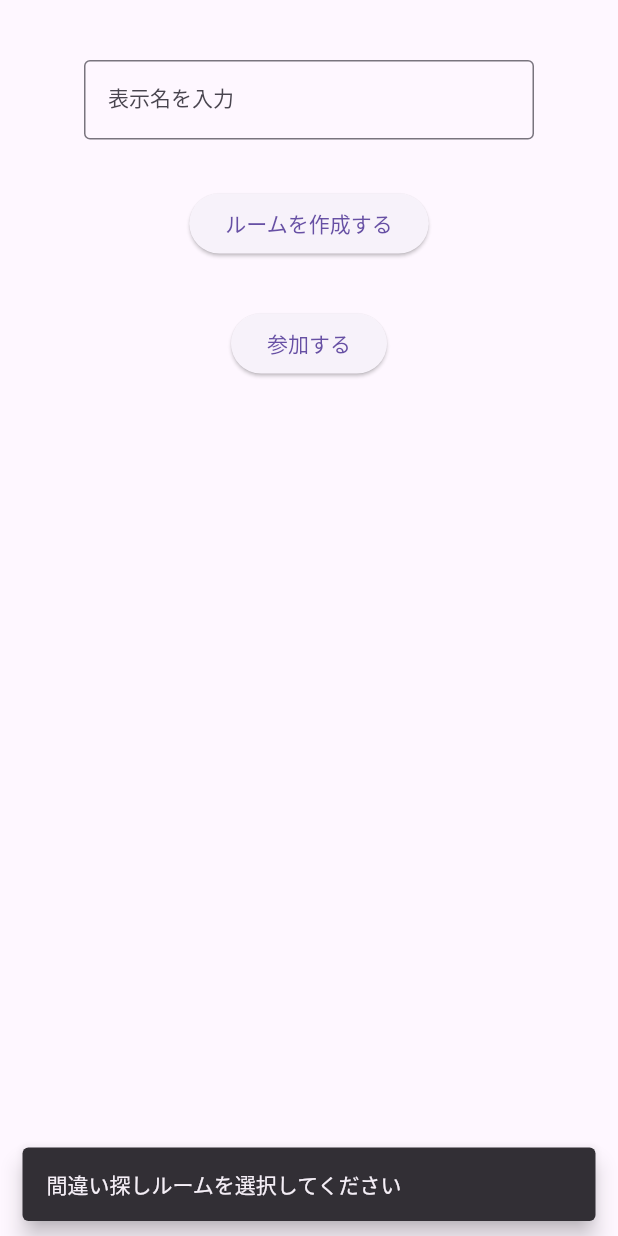
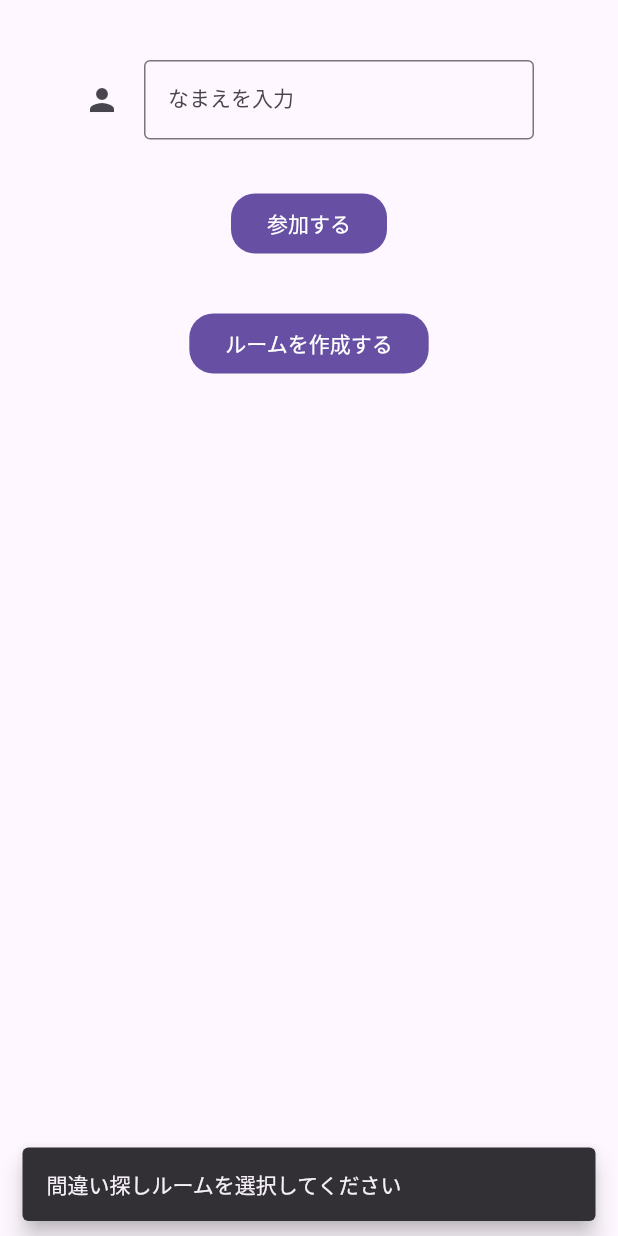
Before and after one commit to kosukesaigusa/flutter_tokyo_hackathon_2023, a Flutter app: the screen it shows once a user with an empty profile is signed in, after a tap on "参加する", on a phone screen of 412 x 824 dp. Run offline on Flutter 3.47's test engine with Material 2 defaults, Android fonts, the phone set to English and light mode, and no system bars; our stand-ins replace cached_network_image, cloud_firestore, firebase_auth, firebase_core, firebase_storage, flutter_hooks and 7 more; missing offline and left inert: flutterfire_gen_annotation, flutterfire_gen_utils; accounts and stored records are empty; network calls fail; statements that could not run were skipped; project files that could hold a hidden picture were left out.

Commit message:
change: デザイン改善

```diff
--- a/packages/hackathon_app/lib/spot_difference/ui/start_spot_difference.dart
+++ b/packages/hackathon_app/lib/spot_difference/ui/start_spot_difference.dart
@@ -62,27 +62,20 @@ class StartSpotDifferenceUIState extends ConsumerState<StartSpotDifferenceUI> {
                   controller: _displayNameTextEditingController,
                   decoration: const InputDecoration(
                     border: OutlineInputBorder(),
-                    labelText: '表示名を入力',
+                    icon: Icon(Icons.person),
+                    labelText: 'なまえを入力',
                   ),
                 ),
               ),
             ),
             const Gap(32),
             Center(
-              child: ElevatedButton(
-                onPressed: () => Navigator.push<void>(
-                  context,
-                  MaterialPageRoute<void>(
-                    builder: (context) => CreateRoomUI(userId: widget.userId),
-                    fullscreenDialog: true,
+              child: FilledButton(
+                style: OutlinedButton.styleFrom(
+                  shape: RoundedRectangleBorder(
+                    borderRadius: BorderRadius.circular(16),
                   ),
                 ),
-                child: const Text('ルームを作成する'),
-              ),
-            ),
-            const Gap(32),
-            Center(
-              child: ElevatedButton(
                 onPressed: () async {
                   // ルーム選択なし or 表示名未入力の場合は何もしない
                   final roomId = selectedRoomId.value;
@@ -126,13 +119,38 @@ class StartSpotDifferenceUIState extends ConsumerState<StartSpotDifferenceUI> {
             roomsAsyncValue.when(
               data: (data) {
                 final rooms = data ?? [];
+                final RoomCards = rooms.map((room) {
+                  return _RoomCard(
+                    room: room,
+                    selectedRoomId: selectedRoomId,
+                  );
+                }).toList();
                 return Column(
-                  children: rooms.map((room) {
-                    return _RoomCard(
-                      room: room,
-                      selectedRoomId: selectedRoomId,
-                    );
-                  }).toList(),
+                  children: [
+                    if (rooms.isEmpty)
+                      Padding(
+                        padding: const EdgeInsets.only(bottom: 32),
+                        child: Center(
+                          child: FilledButton(
+                            style: OutlinedButton.styleFrom(
+                              shape: RoundedRectangleBorder(
+                                borderRadius: BorderRadius.circular(16),
+                              ),
+                            ),
+                            onPressed: () => Navigator.push<void>(
+                              context,
+                              MaterialPageRoute<void>(
+                                builder: (context) =>
+                                    CreateRoomUI(userId: widget.userId),
+                                fullscreenDialog: true,
+                              ),
+                            ),
+                            child: const Text('ルームを作成する'),
+                          ),
+                        ),
+                      ),
+                    ...RoomCards,
+                  ],
                 );
               },
               loading: () => const Center(child: CircularProgressIndicator()),
```
